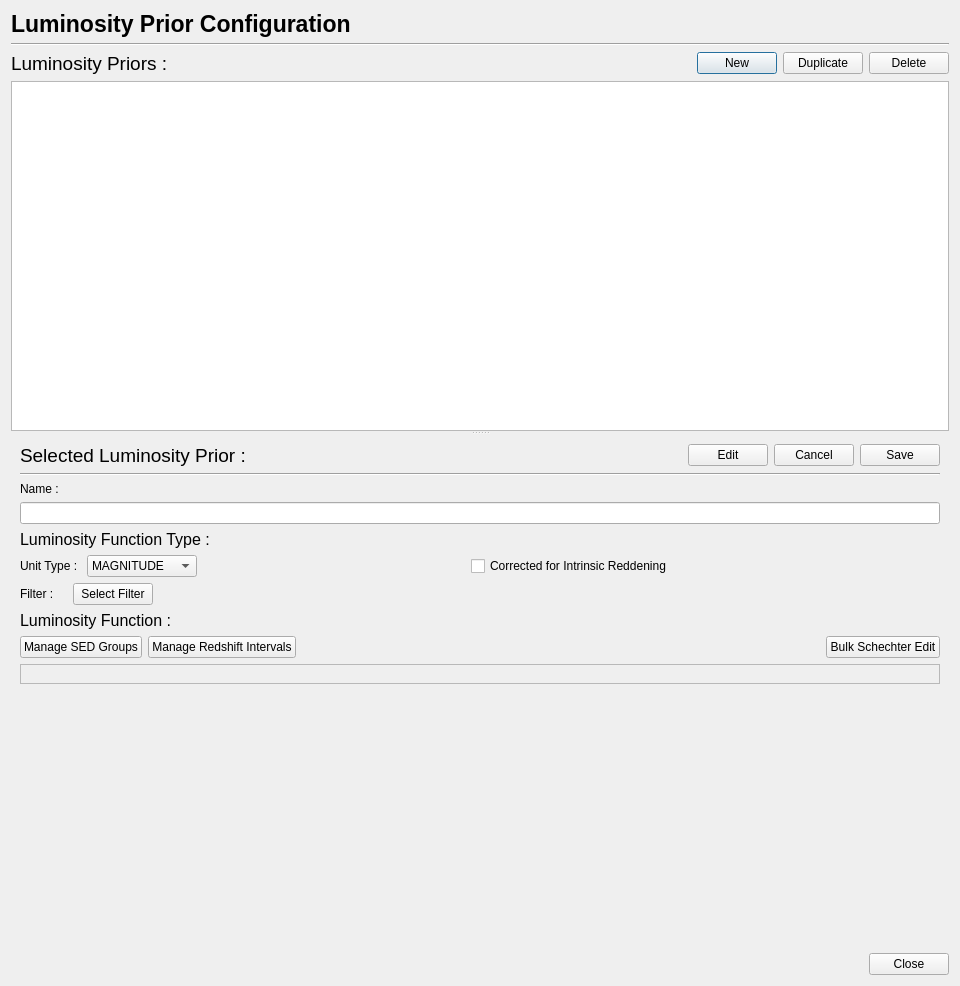
Qt form PhzQtUI/auxdir/PhzQtUI/DialogLuminosityPrior.ui (astrorama/Phosphoros) before a commit.
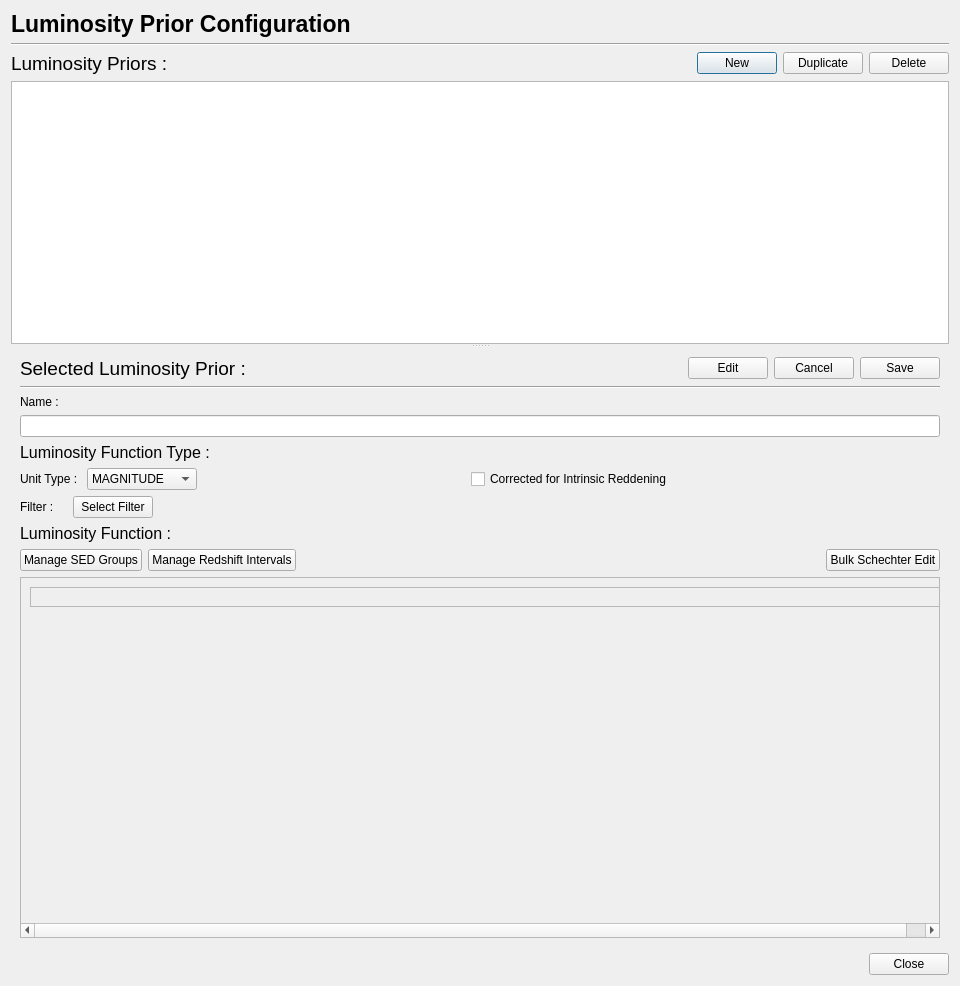
The same form after that commit.

What changed in the file:
```diff
--- a/PhzQtUI/auxdir/PhzQtUI/DialogLuminosityPrior.ui
+++ b/PhzQtUI/auxdir/PhzQtUI/DialogLuminosityPrior.ui
@@ -363,6 +363,21 @@
            </layout>
           </item>
           <item>
+           <widget class="QScrollArea" name="scrollArea">
+            <property name="widgetResizable">
+             <bool>true</bool>
+            </property>
+            <widget class="QWidget" name="scrollAreaWidgetContents">
+             <property name="geometry">
+              <rect>
+               <x>0</x>
+               <y>0</y>
+               <width>940</width>
+               <height>225</height>
+              </rect>
+             </property>
+             <layout class="QVBoxLayout" name="verticalLayout_7">
+              <item>
            <widget class="QFrame" name="frame_Luminosity">
             <property name="frameShape">
              <enum>QFrame::StyledPanel</enum>
@@ -391,11 +406,18 @@
             </property>
             <property name="sizeHint" stdset="0">
              <size>
-              <width>20</width>
-              <height>40</height>
+                  <width>919</width>
+                  <height>176</height>
              </size>
             </property>
            </spacer>
+              </item>
+             </layout>
+             <zorder>frame_Luminosity</zorder>
+             <zorder>frame_Luminosity</zorder>
+             <zorder>verticalSpacer_2</zorder>
+            </widget>
+           </widget>
           </item>
          </layout>
         </item>
```
Lines whose indentation alone changed are shown as unchanged.
